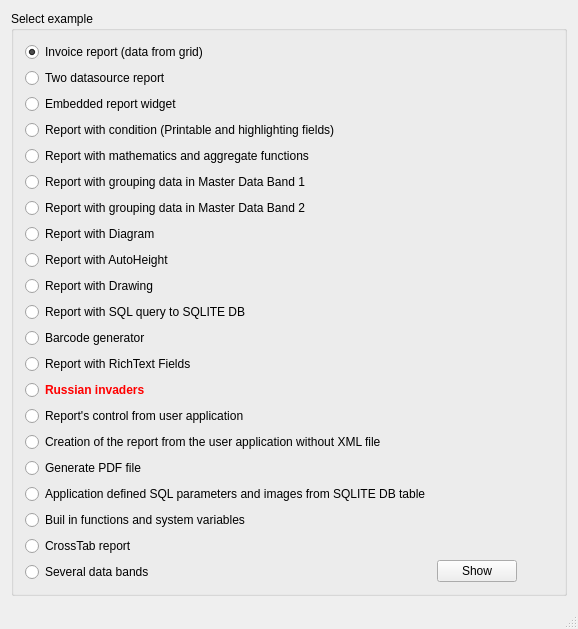
DatabasesWorks/QtRPT-Report, file QtRptDemo/mainwindow.ui: the form before one commit.
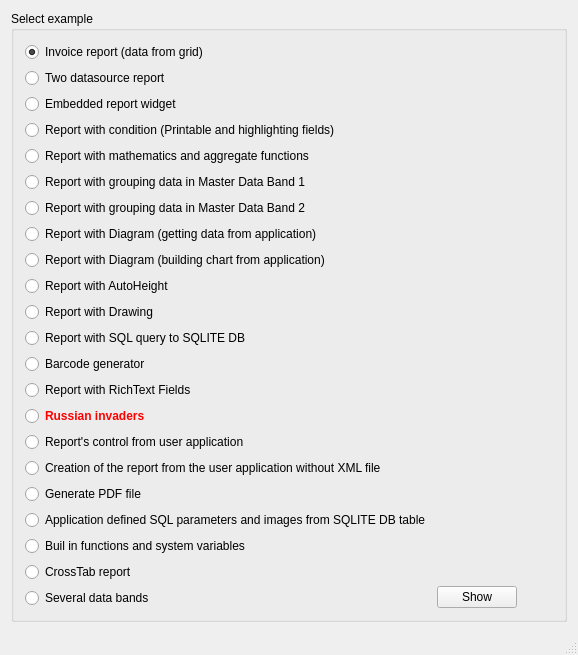
The form after the commit. Icons and pictures are not drawn.

Patch:
```diff
--- a/QtRptDemo/mainwindow.ui
+++ b/QtRptDemo/mainwindow.ui
@@ -7,7 +7,7 @@
     <x>0</x>
     <y>0</y>
     <width>578</width>
-    <height>575</height>
+    <height>598</height>
    </rect>
   </property>
   <property name="windowTitle">
@@ -82,7 +82,14 @@
          <item>
           <widget class="QRadioButton" name="rBtn7">
            <property name="text">
-            <string>Report with Diagram</string>
+            <string>Report with Diagram (getting data from application)</string>
+           </property>
+          </widget>
+         </item>
+         <item>
+          <widget class="QRadioButton" name="rBtn7b">
+           <property name="text">
+            <string>Report with Diagram (building chart from application)</string>
            </property>
           </widget>
          </item>
```
Left out of the diff: 4 changed lines with no effect on the pictures.
